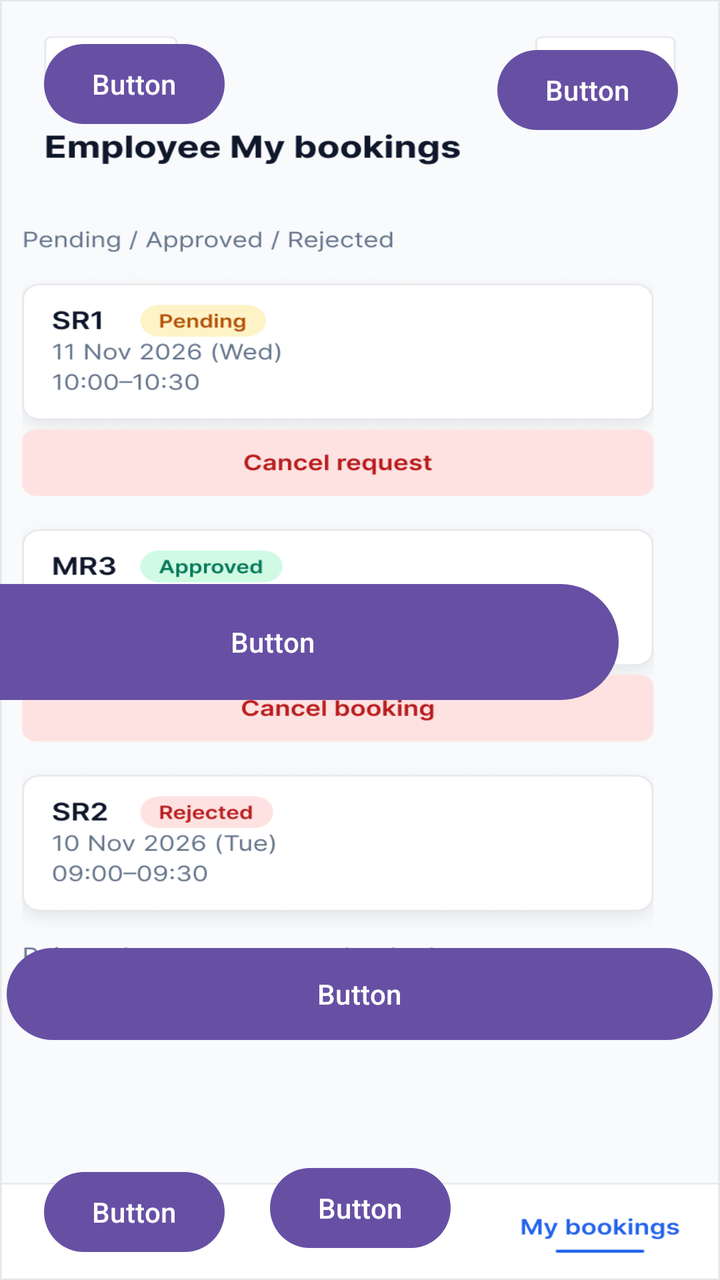
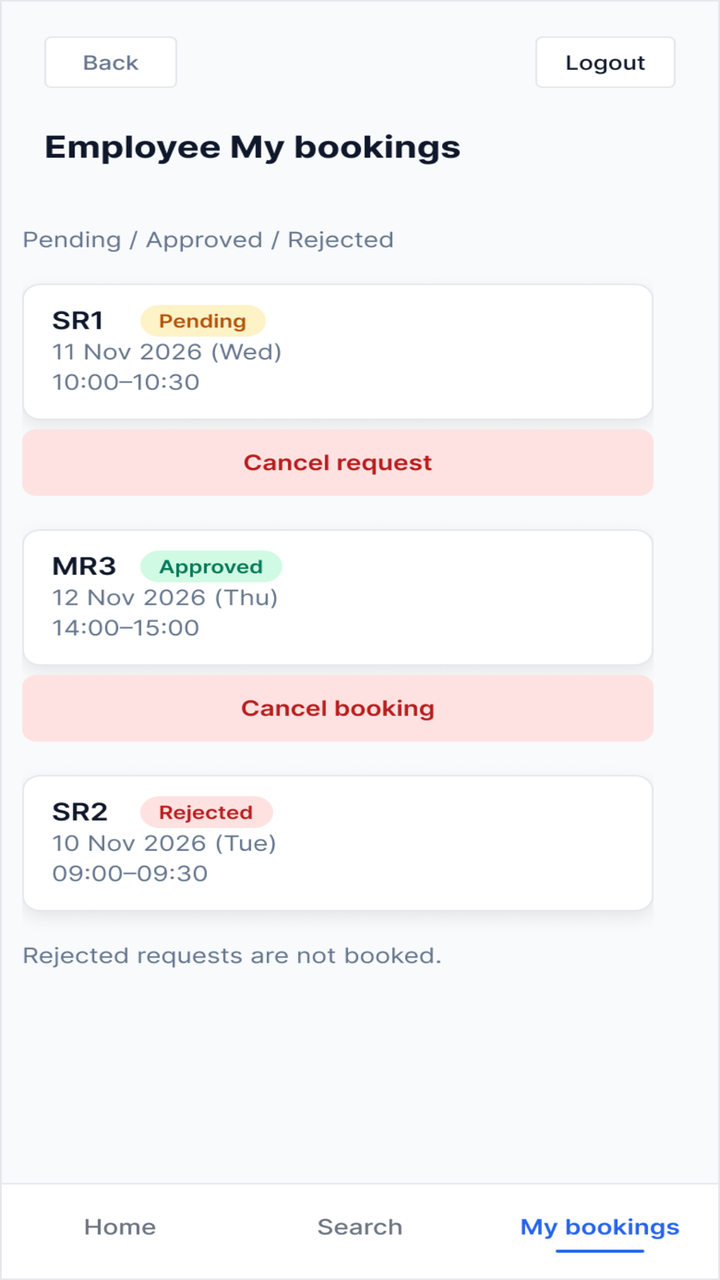

Before-and-after screenshots of an Android layout around one commit, followed by the original layout XML and the change that was made.
<!-- AndroidManifest.xml: application theme Theme.MeetingRoomBooking -->
<!-- res/layout/activity_my_bookings.xml -->
<?xml version="1.0" encoding="utf-8"?>
<androidx.constraintlayout.widget.ConstraintLayout xmlns:android="http://schemas.android.com/apk/res/android"
    xmlns:app="http://schemas.android.com/apk/res-auto"
    xmlns:tools="http://schemas.android.com/tools"
    android:id="@+id/main"
    android:layout_width="match_parent"
    android:layout_height="match_parent"
    tools:context=".MyBookingsActivity">

    <ImageView
        android:id="@+id/imageView5"
        android:layout_width="0dp"
        android:layout_height="0dp"
        android:scaleType="fitXY"
        app:layout_constraintBottom_toBottomOf="parent"
        app:layout_constraintEnd_toEndOf="parent"
        app:layout_constraintStart_toStartOf="parent"
        app:layout_constraintTop_toTopOf="parent"
        app:srcCompat="@drawable/screen_my_bookings" />

    <Button
        android:id="@+id/btnbackfrommybooking"
        android:layout_width="wrap_content"
        android:layout_height="wrap_content"
        android:layout_marginStart="22dp"
        android:layout_marginTop="18dp"
        android:text="Button"
        app:layout_constraintStart_toStartOf="parent"
        app:layout_constraintTop_toTopOf="parent" />

    <Button
        android:id="@+id/btnlogoutfrommybooking"
        android:layout_width="wrap_content"
        android:layout_height="wrap_content"
        android:layout_marginTop="21dp"
        android:layout_marginEnd="21dp"
        android:text="Button"
        app:layout_constraintEnd_toEndOf="parent"
        app:layout_constraintTop_toTopOf="parent" />

    <Button
        android:id="@+id/btncancelrequestfrommybooking"
        android:layout_width="346dp"
        android:layout_height="66dp"
        android:layout_marginTop="288dp"
        android:layout_marginEnd="51dp"
        android:text="Button"
        app:layout_constraintEnd_toEndOf="parent"
        app:layout_constraintHorizontal_bias="1.0"
        app:layout_constraintStart_toStartOf="parent"
        app:layout_constraintTop_toTopOf="parent" />

    <Button
        android:id="@+id/btncancelbookingfrommybooking"
        android:layout_width="353dp"
        android:layout_height="54dp"
        android:layout_marginTop="116dp"
        android:text="Button"
        app:layout_constraintEnd_toEndOf="parent"
        app:layout_constraintHorizontal_bias="0.454"
        app:layout_constraintStart_toStartOf="parent"
        app:layout_constraintTop_toBottomOf="@+id/btncancelrequestfrommybooking" />

    <Button
        android:id="@+id/btnhomefrommybooking"
        android:layout_width="wrap_content"
        android:layout_height="wrap_content"
        android:layout_marginStart="22dp"
        android:layout_marginBottom="10dp"
        android:text="Button"
        app:layout_constraintBottom_toBottomOf="parent"
        app:layout_constraintStart_toStartOf="parent" />

    <Button
        android:id="@+id/btnsearchfrommybooking"
        android:layout_width="wrap_content"
        android:layout_height="wrap_content"
        android:layout_marginBottom="12dp"
        android:text="Button"
        app:layout_constraintBottom_toBottomOf="parent"
        app:layout_constraintEnd_toEndOf="parent"
        app:layout_constraintStart_toStartOf="parent" />
</androidx.constraintlayout.widget.ConstraintLayout>
<!-- resources referenced by this layout -->
<resources>
  <!-- drawable screen_my_bookings: png bitmap (drawable, 91510 bytes) -->
  <style name="Theme.MeetingRoomBooking" parent="Base.Theme.MeetingRoomBooking" />
  <style name="Base.Theme.MeetingRoomBooking" parent="Theme.Material3.DayNight.NoActionBar">
          
          
      </style>
</resources>

<!-- the commit's change to res/layout/activity_my_bookings.xml (unified diff, before → after) -->
@@ -24,6 +24,7 @@
         android:layout_height="wrap_content"
         android:layout_marginStart="22dp"
         android:layout_marginTop="18dp"
+        android:alpha="0"
         android:text="Button"
         app:layout_constraintStart_toStartOf="parent"
         app:layout_constraintTop_toTopOf="parent" />
@@ -34,6 +35,7 @@
         android:layout_height="wrap_content"
         android:layout_marginTop="21dp"
         android:layout_marginEnd="21dp"
+        android:alpha="0"
         android:text="Button"
         app:layout_constraintEnd_toEndOf="parent"
         app:layout_constraintTop_toTopOf="parent" />
@@ -44,6 +46,7 @@
         android:layout_height="66dp"
         android:layout_marginTop="288dp"
         android:layout_marginEnd="51dp"
+        android:alpha="0"
         android:text="Button"
         app:layout_constraintEnd_toEndOf="parent"
         app:layout_constraintHorizontal_bias="1.0"
@@ -55,6 +58,7 @@
         android:layout_width="353dp"
         android:layout_height="54dp"
         android:layout_marginTop="116dp"
+        android:alpha="0"
         android:text="Button"
         app:layout_constraintEnd_toEndOf="parent"
         app:layout_constraintHorizontal_bias="0.454"
@@ -67,6 +71,7 @@
         android:layout_height="wrap_content"
         android:layout_marginStart="22dp"
         android:layout_marginBottom="10dp"
+        android:alpha="0"
         android:text="Button"
         app:layout_constraintBottom_toBottomOf="parent"
         app:layout_constraintStart_toStartOf="parent" />
@@ -76,6 +81,7 @@
         android:layout_width="wrap_content"
         android:layout_height="wrap_content"
         android:layout_marginBottom="12dp"
+        android:alpha="0"
         android:text="Button"
         app:layout_constraintBottom_toBottomOf="parent"
         app:layout_constraintEnd_toEndOf="parent"
